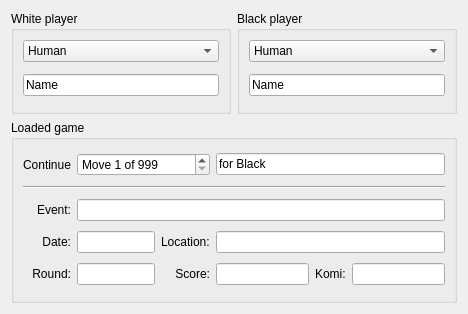
Old version of the form src/gui/widgets/setupwidget.ui in the repository KDE/kigo.
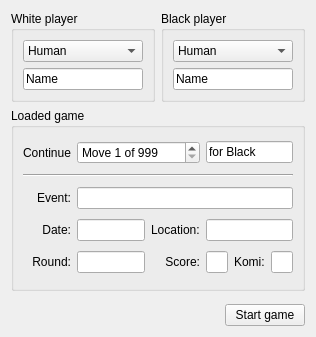
New version of the form. Custom widgets are drawn as their Qt base class.

Commit message: Yet another theme, however some will move away, some will improve. Rearranged the start/finish game actions a bit and added a start game button to the setupwidget and a finish button to the gamewidget.

Diff of the .ui file:
```diff
--- a/src/gui/widgets/setupwidget.ui
+++ b/src/gui/widgets/setupwidget.ui
@@ -1,29 +1,29 @@
 <ui version="4.0" >
  <class>SetupWidget</class>
- <widget class="QWidget" name="SetupWidget" >
-  <property name="geometry" >
+ <widget class="QWidget" name="SetupWidget">
+  <property name="geometry">
    <rect>
     <x>0</x>
     <y>0</y>
-    <width>468</width>
-    <height>314</height>
+    <width>308</width>
+    <height>337</height>
    </rect>
   </property>
-  <property name="sizePolicy" >
-   <sizepolicy vsizetype="Fixed" hsizetype="Preferred" >
-    <horstretch>0</horstretch>
-    <verstretch>0</verstretch>
-   </sizepolicy>
-  </property>
-  <property name="windowTitle" >
+  <property name="windowTitle">
    <string>Form</string>
   </property>
-  <layout class="QVBoxLayout" name="verticalLayout_2" >
-   <item>
-    <layout class="QHBoxLayout" name="horizontalLayout" >
+  <layout class="QGridLayout" name="gridLayout_4">
+   <item row="0" column="0" colspan="2">
+    <layout class="QHBoxLayout" name="horizontalLayout">
      <item>
-      <widget class="QGroupBox" name="groupBox" >
-       <property name="title" >
+      <widget class="QGroupBox" name="groupBox">
+       <property name="sizePolicy">
+        <sizepolicy hsizetype="Preferred" vsizetype="Fixed">
+         <horstretch>0</horstretch>
+         <verstretch>0</verstretch>
+        </sizepolicy>
+       </property>
+       <property name="title">
         <string>White player</string>
        </property>
        <layout class="QGridLayout" name="gridLayout_11" >
@@ -142,8 +142,14 @@
       </widget>
      </item>
      <item>
-      <widget class="QGroupBox" name="groupBox_2" >
-       <property name="title" >
+      <widget class="QGroupBox" name="groupBox_2">
+       <property name="sizePolicy">
+        <sizepolicy hsizetype="Preferred" vsizetype="Fixed">
+         <horstretch>0</horstretch>
+         <verstretch>0</verstretch>
+        </sizepolicy>
+       </property>
+       <property name="title">
         <string>Black player</string>
        </property>
        <layout class="QGridLayout" name="gridLayout_9" >
@@ -260,9 +266,15 @@
      </item>
     </layout>
    </item>
-   <item>
-    <widget class="QStackedWidget" name="gameSetupStack" >
-     <property name="currentIndex" >
+   <item row="1" column="0" colspan="2">
+    <widget class="QStackedWidget" name="gameSetupStack">
+     <property name="sizePolicy">
+      <sizepolicy hsizetype="Preferred" vsizetype="Fixed">
+       <horstretch>0</horstretch>
+       <verstretch>0</verstretch>
+      </sizepolicy>
+     </property>
+     <property name="currentIndex">
       <number>1</number>
      </property>
      <widget class="QWidget" name="newGamePage" >
@@ -701,6 +713,39 @@
      </widget>
     </widget>
    </item>
+   <item row="3" column="0">
+    <spacer name="horizontalSpacer">
+     <property name="orientation">
+      <enum>Qt::Horizontal</enum>
+     </property>
+     <property name="sizeHint" stdset="0">
+      <size>
+       <width>40</width>
+       <height>20</height>
+      </size>
+     </property>
+    </spacer>
+   </item>
+   <item row="3" column="1">
+    <widget class="KPushButton" name="startButton">
+     <property name="text">
+      <string>Start game</string>
+     </property>
+    </widget>
+   </item>
+   <item row="2" column="0" colspan="2">
+    <spacer name="verticalSpacer">
+     <property name="orientation">
+      <enum>Qt::Vertical</enum>
+     </property>
+     <property name="sizeHint" stdset="0">
+      <size>
+       <width>20</width>
+       <height>40</height>
+      </size>
+     </property>
+    </spacer>
+   </item>
   </layout>
  </widget>
  <customwidgets>
@@ -725,6 +770,11 @@
    <extends>QLineEdit</extends>
    <header>klineedit.h</header>
   </customwidget>
+  <customwidget>
+   <class>KPushButton</class>
+   <extends>QPushButton</extends>
+   <header>kpushbutton.h</header>
+  </customwidget>
  </customwidgets>
  <tabstops>
   <tabstop>whitePlayerCombo</tabstop>
```
Left out of the diff: 502 changed lines with no effect on the pictures. The commit also changes 11 other files.
